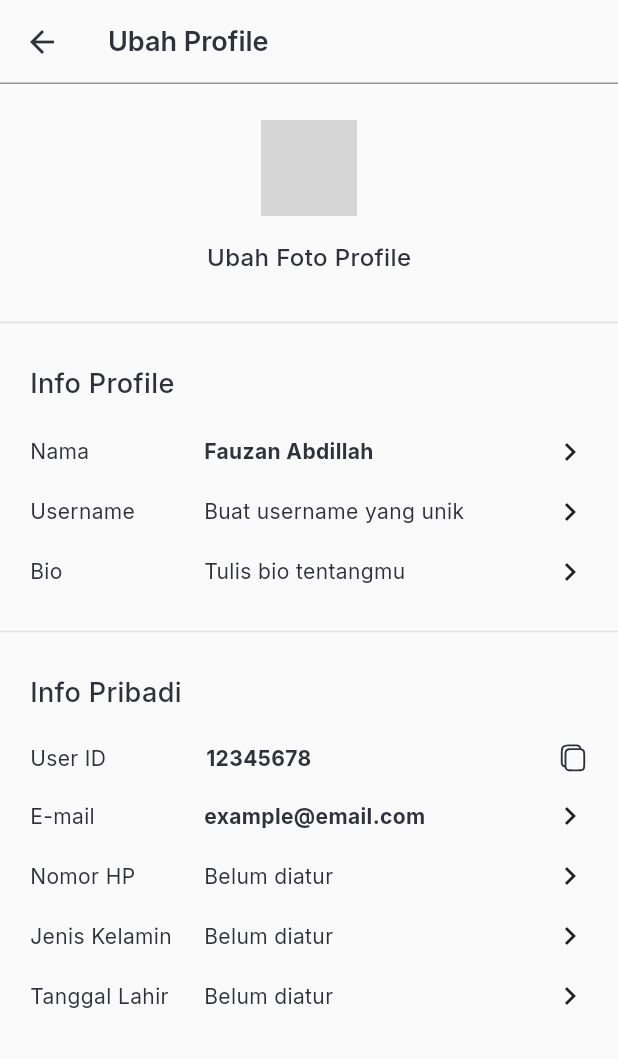
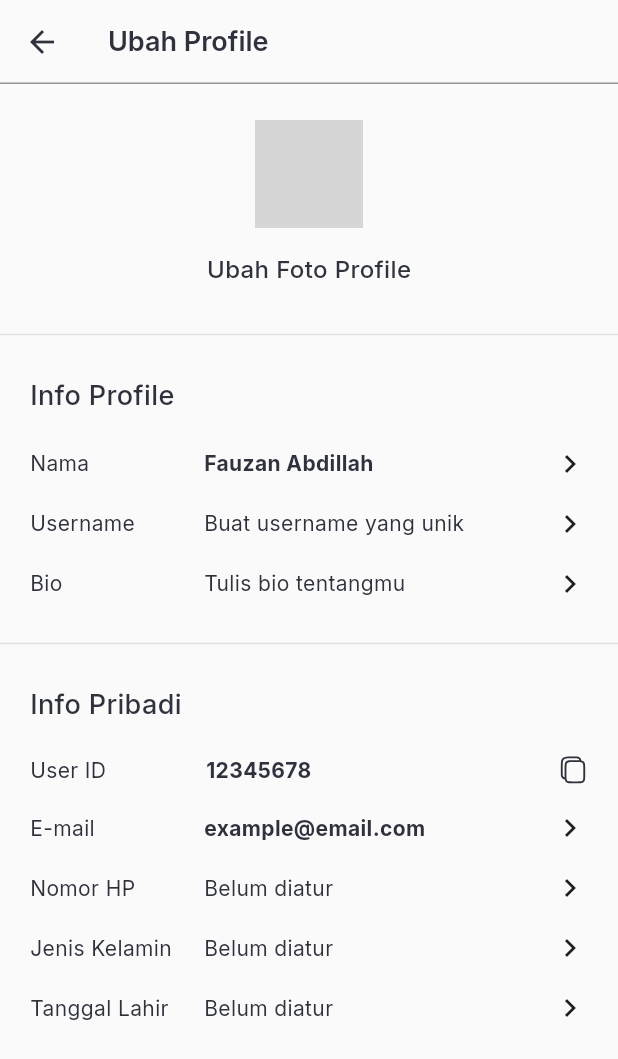
Before and after one commit to Savory-Team/foodition-flutter, a Flutter app: the EditProfilePage screen opened by its route, on a phone screen of 412 x 824 dp. Shown: the top 1059 px of the screen. Run offline on Flutter 3.47's test engine with Material 3 defaults, Android fonts, the phone set to English and light mode, and no system bars; drawn by our look-alikes of cached_network_image; our stand-ins replace carousel_slider, flutter_rating_bar, flutter_svg, go_router, google_fonts, image_picker and 2 more; generated files the repository leaves out were written again; network calls fail; grey boxes are pictures that could not be loaded.

Commit message:
feat(profile): slicing edit profile & restaurant pages

```diff
--- a/lib/features/foodition/core/foodition_router.dart
+++ b/lib/features/foodition/core/foodition_router.dart
@@ -112,6 +112,11 @@ class FooditionRouter {
           path: myStorePath,
           builder: (context, state) => const MyStorePage(),
         ),
+        GoRoute(
+          name: editRestaurant,
+          path: editRestaurantPath,
+          builder: (context, state) => const EditRestaurantPage(),
+        ),
       ],
     ),
   ];
@@ -183,4 +188,8 @@ class FooditionRouter {
   /// route for page [MyStorePage]
   static const String myStore = 'myStore';
   static const String myStorePath = 'myStore';
+
+  /// route for page [EditRestaurantPage]
+  static const String editRestaurant = 'editRestaurant';
+  static const String editRestaurantPath = 'editRestaurant';
 }
--- a/lib/features/foodition/profile/presentation/pages/edit_profile_page.dart
+++ b/lib/features/foodition/profile/presentation/pages/edit_profile_page.dart
@@ -14,13 +14,10 @@ class EditProfilePage extends StatelessWidget {
   @override
   Widget build(BuildContext context) {
     return Scaffold(
-      backgroundColor: AppColors.background,
       appBar: AppBar(
         title: const Text('Ubah Profile'),
       ),
-      body: ColoredBox(
-        color: AppColors.white,
-        child: ListView(
+      body: ListView(
         padding: PaddingVertical.spacing24pt,
         children: [
           Center(
@@ -29,8 +26,8 @@ class EditProfilePage extends StatelessWidget {
               child: CachedNetworkImage(
                 imageUrl:
                     'https://cdnwpseller.gramedia.net/wp-content/uploads/2023/02/luffy.jpg',
-                  width: 64.0,
-                  height: 64.0,
+                width: 72.0,
+                height: 72.0,
                 fit: BoxFit.cover,
                 placeholder: (context, url) =>
                     const Center(child: CircularProgressIndicator()),
@@ -68,8 +65,7 @@ class EditProfilePage extends StatelessWidget {
                 ),
                 const SpaceHeight(AppDimens.spacing16pt),
                 InkWell(
-                    onTap: () =>
-                        context.pushNamed(FooditionRouter.editUsername),
+                  onTap: () => context.pushNamed(FooditionRouter.editUsername),
                   child: const Row(
                     children: [
                       Expanded(flex: 1, child: CustomText.h6('Username')),
@@ -87,8 +83,7 @@ class EditProfilePage extends StatelessWidget {
                     children: [
                       Expanded(flex: 1, child: CustomText.h6('Bio')),
                       Expanded(
-                            flex: 2,
-                            child: CustomText.h6('Tulis bio tentangmu')),
+                          flex: 2, child: CustomText.h6('Tulis bio tentangmu')),
                       Icon(Icons.chevron_right),
                     ],
                   ),
@@ -158,8 +153,7 @@ class EditProfilePage extends StatelessWidget {
                   onTap: () => context.pushNamed(FooditionRouter.editGender),
                   child: const Row(
                     children: [
-                        Expanded(
-                            flex: 1, child: CustomText.h6('Jenis Kelamin')),
+                      Expanded(flex: 1, child: CustomText.h6('Jenis Kelamin')),
                       Expanded(flex: 2, child: CustomText.h6('Belum diatur')),
                       Icon(Icons.chevron_right),
                     ],
@@ -167,12 +161,10 @@ class EditProfilePage extends StatelessWidget {
                 ),
                 const SpaceHeight(AppDimens.spacing16pt),
                 InkWell(
-                    onTap: () =>
-                        context.pushNamed(FooditionRouter.editBirthdate),
+                  onTap: () => context.pushNamed(FooditionRouter.editBirthdate),
                   child: const Row(
                     children: [
-                        Expanded(
-                            flex: 1, child: CustomText.h6('Tanggal Lahir')),
+                      Expanded(flex: 1, child: CustomText.h6('Tanggal Lahir')),
                       Expanded(flex: 2, child: CustomText.h6('Belum diatur')),
                       Icon(Icons.chevron_right),
                     ],
@@ -183,7 +175,6 @@ class EditProfilePage extends StatelessWidget {
           ),
         ],
       ),
-      ),
     );
   }
 }
--- a/lib/features/foodition/profile/presentation/pages/my_store_page.dart
+++ b/lib/features/foodition/profile/presentation/pages/my_store_page.dart
@@ -96,7 +96,8 @@ class MyStorePage extends StatelessWidget {
                   const CustomText.h4('Pengaturan Restoran'),
                   ListTile(
                     contentPadding: EdgeInsets.zero,
-                    onTap: () {},
+                    onTap: () =>
+                        context.pushNamed(FooditionRouter.editRestaurant),
                     leading:
                         Assets.icons.edit.svg(width: AppDimens.spacing24pt),
                     title: const CustomText.h5('Edit Informasi Restoran'),
--- a/lib/features/foodition/profile/presentation/pages/pages.dart
+++ b/lib/features/foodition/profile/presentation/pages/pages.dart
@@ -7,6 +7,7 @@ export 'edit_name_page.dart';
 export 'edit_password_page.dart';
 export 'edit_phone_number_page.dart';
 export 'edit_profile_page.dart';
+export 'edit_restaurant_page.dart';
 export 'edit_username_page.dart';
 export 'my_store_page.dart';
 export 'profile_page.dart';
```
Also changed, not shown: lib/features/foodition/profile/presentation/pages/edit_restaurant_page.dart (added, +135 -0 lines). Lines whose indentation alone changed are shown as unchanged.
